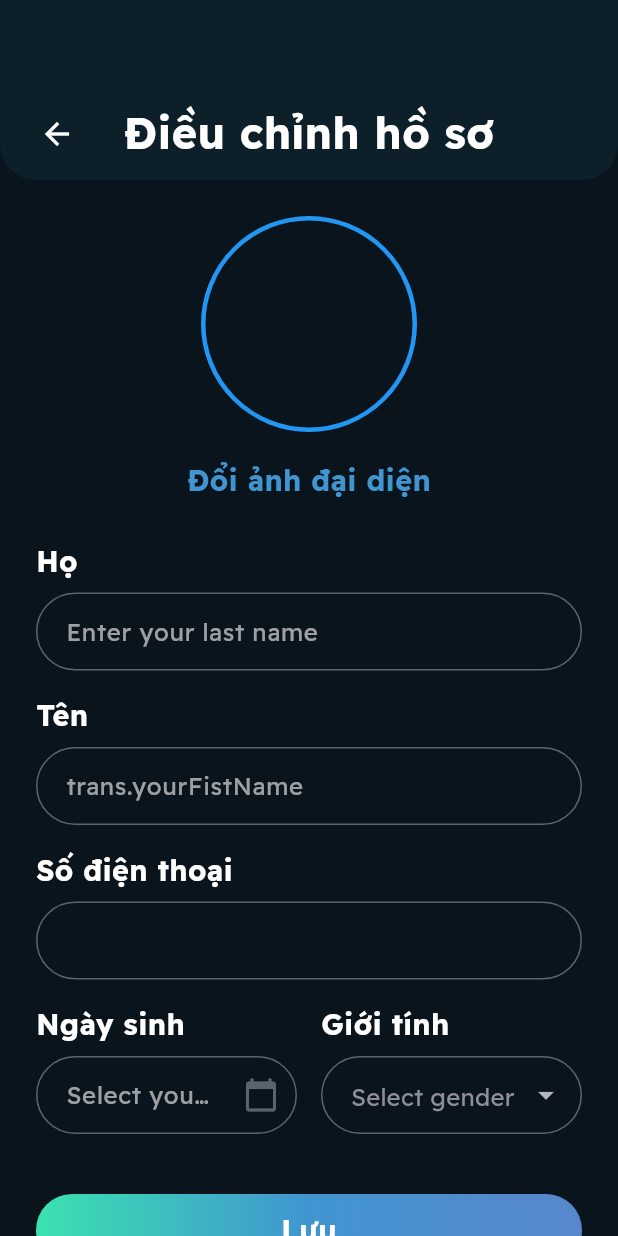
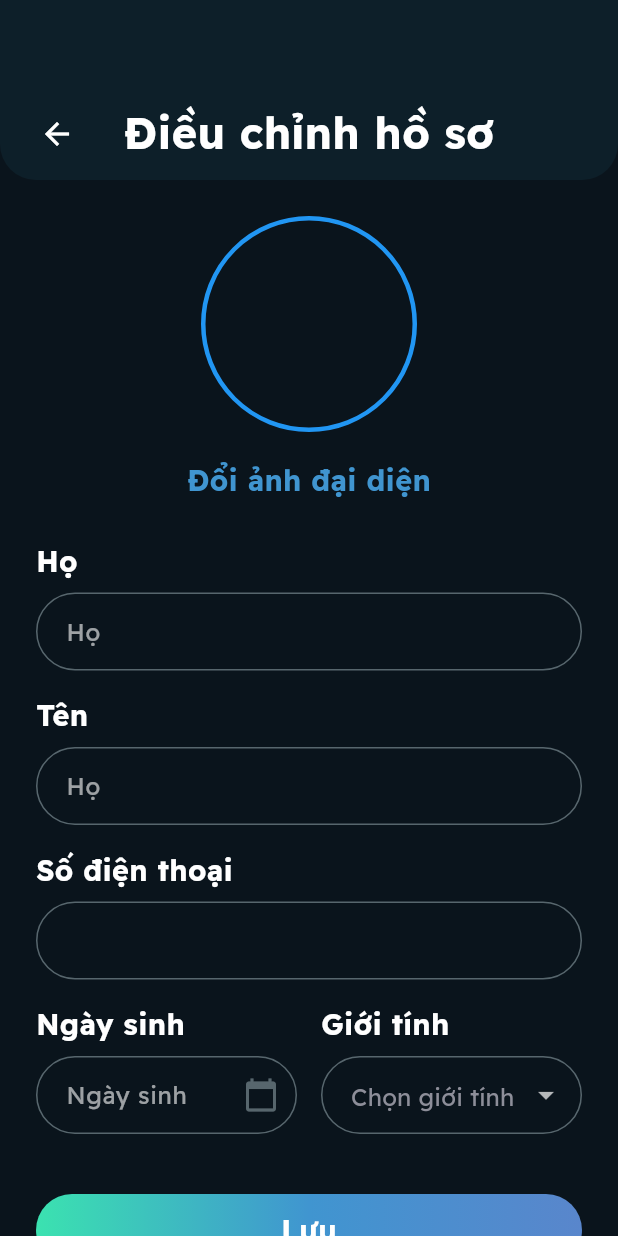
Before and after one commit to heterl0/yogitech-mobile-application, a Flutter app: the ChangeProfilePage screen opened directly, on a phone screen of 412 x 824 dp. Run offline on Flutter 3.47's test engine with Material 3 defaults, Android fonts, the phone set to English and light mode, and no system bars; our stand-ins replace dio, fl_chart, flutter_dotenv, flutter_native_splash, flutter_widget_from_html, google_sign_in and 4 more; accounts and stored records are empty; generated files the repository leaves out were written again; network calls fail.

Commit message:
làm lại

```diff
--- a/lib/src/pages/change_profile.dart
+++ b/lib/src/pages/change_profile.dart
@@ -42,6 +42,12 @@ class _ChangeProfilePageState extends State<ChangeProfilePage> {
     0: 'Female',
     1: 'Male',
     2: 'Other',
+  };
+
+  final Map<String, String> transMap = {
+    'Female': 'Nam',
+    'Male': 'Nữ',
+    'Other': 'Khác',
   };
   @override
   void initState() {
@@ -164,7 +170,7 @@ class _ChangeProfilePageState extends State<ChangeProfilePage> {
                 SizedBox(height: 8.0),
                 BoxInputField(
                   controller: lastName,
-                  placeholder: 'Enter your last name',
+                  placeholder: trans.lastName,
                 ),
                 SizedBox(height: 16.0),
                 Text(trans.firstName,
@@ -172,7 +178,7 @@ class _ChangeProfilePageState extends State<ChangeProfilePage> {
                 SizedBox(height: 8.0),
                 BoxInputField(
                   controller: firstName,
-                  placeholder: "trans.yourFistName",
+                  placeholder: trans.lastName,
                 ),
                 SizedBox(height: 16.0),
                 Text(trans.phoneNumber,
@@ -204,7 +210,7 @@ class _ChangeProfilePageState extends State<ChangeProfilePage> {
                             controller: birthday,
                             placeholder: (_profile?.birthdate != null)
                                 ? _formatDate(_profile!.birthdate ?? '')
-                                : 'Select your birthday',
+                                : trans.birthday,
                             trailing: Icon(Icons.calendar_today),
                             readOnly: true,
                             onTap: () async {
@@ -240,7 +246,7 @@ class _ChangeProfilePageState extends State<ChangeProfilePage> {
                             controller: gender,
                             items: ['Male', 'Female', 'Other'],
                             placeholder: gender.text.isEmpty
-                                ? 'Select gender'
+                                ? trans.sellectGender
                                 : gender.text,
                             onTap: () {
                               // Tùy chỉnh hành động khi dropdown được nhấn, nếu cần thiết
```
